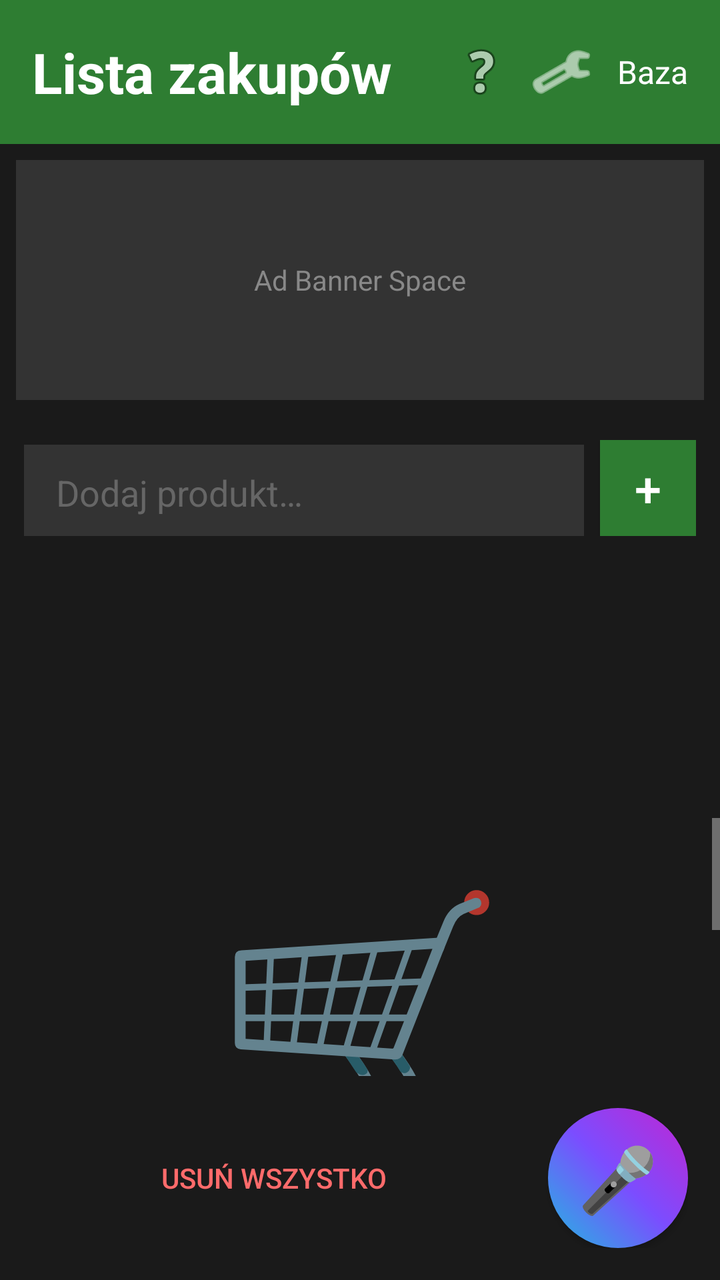
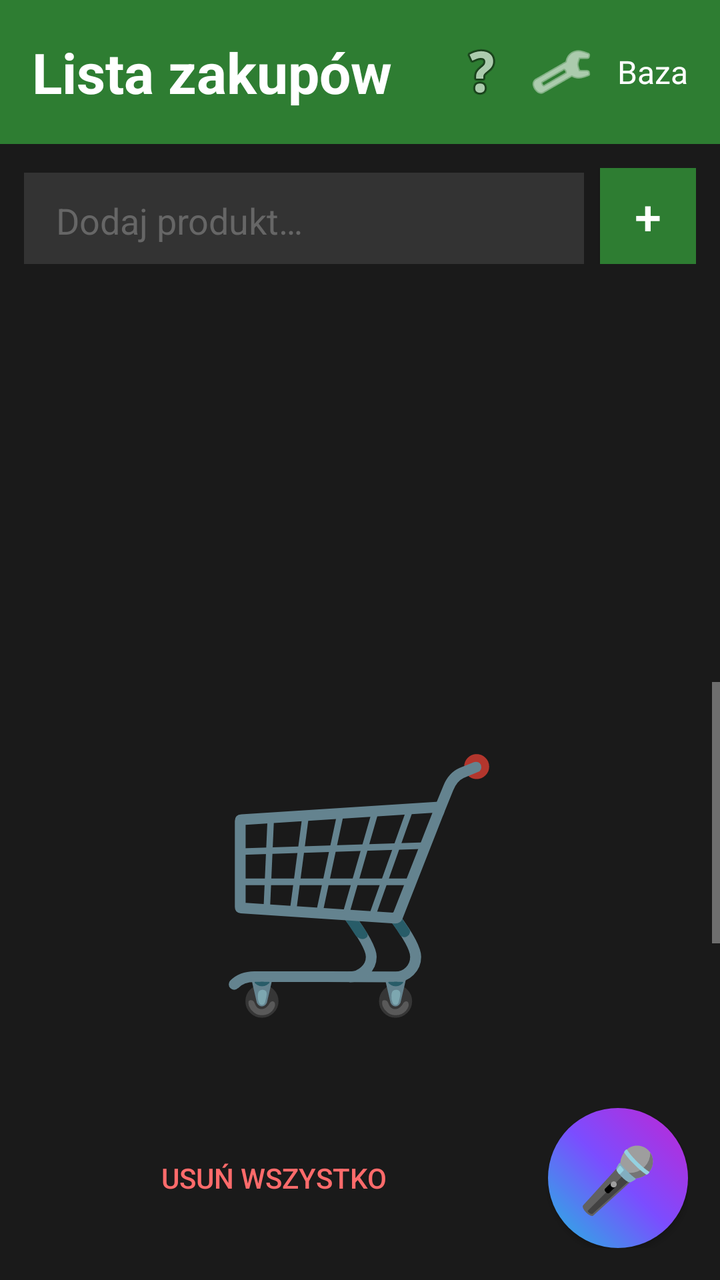

Compare the two renders of this Android layout. The source of the first and the diff that turns it into the second are given below.
<!-- AndroidManifest.xml: application theme Theme.MarkaLista -->
<!-- res/layout/activity_main.xml -->
<?xml version="1.0" encoding="utf-8"?>
<LinearLayout xmlns:android="http://schemas.android.com/apk/res/android"
    android:layout_width="match_parent"
    android:layout_height="match_parent"
    android:orientation="vertical"
    android:background="#1a1a1a">

    <LinearLayout
        android:layout_width="match_parent"
        android:layout_height="wrap_content"
        android:orientation="horizontal"
        android:background="#2E7D32"
        android:padding="16dp"
        android:gravity="center_vertical">
        <TextView
            android:id="@+id/title"
            android:layout_width="0dp"
            android:layout_height="wrap_content"
            android:layout_weight="1"
            android:text="@string/title"
            android:textSize="28sp"
            android:textColor="#FFFFFF"
            android:textStyle="bold" />
        <ImageButton
            android:id="@+id/helpButton"
            android:layout_width="40dp"
            android:layout_height="40dp"
            android:src="@android:drawable/ic_menu_help"
            android:background="?attr/selectableItemBackground"
            android:contentDescription="@string/help" />
        <ImageButton
            android:id="@+id/settingsButton"
            android:layout_width="40dp"
            android:layout_height="40dp"
            android:src="@android:drawable/ic_menu_manage"
            android:background="?attr/selectableItemBackground"
            android:contentDescription="@string/settings"
            android:tint="#FFFFFF" />
        <TextView
            android:id="@+id/bazaButton"
            android:layout_width="wrap_content"
            android:layout_height="wrap_content"
            android:text="@string/base"
            android:textColor="#FFFFFF"
            android:textSize="16sp"
            android:paddingStart="8dp" />
    </LinearLayout>

    <FrameLayout
        android:id="@+id/adBanner"
        android:layout_width="match_parent"
        android:layout_height="120dp"
        android:background="#333333"
        android:layout_margin="8dp">
        <TextView
            android:layout_width="wrap_content"
            android:layout_height="wrap_content"
            android:text="@string/ad_banner"
            android:textColor="#888888"
            android:textSize="14sp"
            android:gravity="center"
            android:layout_gravity="center" />
    </FrameLayout>

    <LinearLayout
        android:layout_width="match_parent"
        android:layout_height="wrap_content"
        android:orientation="horizontal"
        android:padding="12dp"
        android:background="#1a1a1a">
        <EditText
            android:id="@+id/productInput"
            android:layout_width="0dp"
            android:layout_height="48dp"
            android:layout_weight="1"
            android:hint="@string/add_product_hint"
            android:textColor="#FFFFFF"
            android:textColorHint="#666666"
            android:background="#333333"
            android:paddingStart="16dp"
            android:paddingEnd="16dp"
            android:layout_marginEnd="8dp"
            android:inputType="text" />
        <Button
            android:id="@+id/addButton"
            android:layout_width="48dp"
            android:layout_height="48dp"
            android:text="+"
            android:textSize="24sp"
            android:background="#2E7D32"
            android:textColor="#FFFFFF" />
    </LinearLayout>

    <FrameLayout
        android:layout_width="match_parent"
        android:layout_height="0dp"
        android:layout_weight="1">


        <androidx.recyclerview.widget.RecyclerView
            android:id="@+id/productList"
            android:layout_width="match_parent"
            android:layout_height="match_parent"
            android:padding="12dp"
            android:background="#00000000" />
    </FrameLayout>

    <FrameLayout
        android:id="@+id/emptyStateContainer"
        android:layout_width="match_parent"
        android:layout_height="0dp"
        android:layout_weight="1"
        android:visibility="visible">


        <ScrollView
            android:layout_width="match_parent"
            android:layout_height="match_parent">
            <LinearLayout
                android:layout_width="match_parent"
                android:layout_height="wrap_content"
                android:orientation="vertical"
                android:gravity="center_horizontal"
                android:padding="16dp"
                android:paddingBottom="180dp">
            <TextView
                android:id="@+id/cartEmoji"
                android:layout_width="wrap_content"
                android:layout_height="wrap_content"
                android:text="🛒"
                android:textSize="120sp"
                android:layout_marginBottom="16dp" />
            <TextView
                android:layout_width="wrap_content"
                android:layout_height="wrap_content"
                android:text="@string/empty_list"
                android:textColor="#FFFFFF"
                android:textSize="24sp"
                android:textStyle="bold" />
            <TextView
                android:layout_width="wrap_content"
                android:layout_height="wrap_content"
                android:text="@string/empty_message"
                android:textColor="#999999"
                android:textSize="16sp"
                android:layout_marginTop="16dp"
                android:gravity="center" />
            </LinearLayout>
        </ScrollView>
    </FrameLayout>

    <LinearLayout
        android:layout_width="match_parent"
        android:layout_height="wrap_content"
        android:orientation="horizontal"
        android:gravity="center_vertical"
        android:padding="16dp"
        android:paddingBottom="32dp"
        android:background="#1a1a1a">

        <Button
            android:id="@+id/deleteAllButton"
            android:layout_width="0dp"
            android:layout_height="48dp"
            android:layout_weight="1"
            android:text="Usuń wszystko"
            android:textColor="#FF6B6B"
            android:textSize="14sp"
            android:background="?attr/selectableItemBackground"
            android:layout_marginEnd="16dp" />

        <Button
            android:id="@+id/micButton"
            android:layout_width="70dp"
            android:layout_height="70dp"
            android:text="🎤"
            android:textSize="32sp"
            android:background="@drawable/mic_button_bg"
            android:contentDescription="@string/help" />
    </LinearLayout>
</LinearLayout>
<!-- resources referenced by this layout -->
<resources>
  <!-- drawable mic_button_bg (drawable) -->
  <?xml version="1.0" encoding="utf-8"?>
  <shape xmlns:android="http://schemas.android.com/apk/res/android"
      android:shape="oval">
      <gradient
          android:type="linear"
          android:angle="45"
          android:startColor="#22b8e0"
          android:centerColor="#7b4dff"
          android:endColor="#c026d3" />
  </shape>
  <string name="ad_banner">Ad Banner Space</string>
  <string name="add_product_hint">Dodaj produkt…</string>
  <string name="base">Baza</string>
  <string name="empty_list">Lista jest pusta</string>
  <string name="empty_message">Przytrzymaj mikrofon i powiedz, co kupić, albo wpisz u góry.</string>
  <string name="help">Pomoc</string>
  <string name="settings">Ustawienia</string>
  <string name="title">Lista zakupów</string>
  <style name="Theme.MarkaLista" parent="Theme.AppCompat.NoActionBar">
          <item name="colorPrimary">@color/black</item>
          <item name="colorPrimaryDark">@color/black</item>
          <item name="colorAccent">@color/red</item>
      </style>
  <color name="black">#1a1a1a</color>
  <color name="red">#FF0000</color>
</resources>

<!-- the commit's change to res/layout/activity_main.xml (unified diff, before → after) -->
@@ -45,22 +45,6 @@
             android:textSize="16sp"
             android:paddingStart="8dp" />
     </LinearLayout>
-
-    <FrameLayout
-        android:id="@+id/adBanner"
-        android:layout_width="match_parent"
-        android:layout_height="120dp"
-        android:background="#333333"
-        android:layout_margin="8dp">
-        <TextView
-            android:layout_width="wrap_content"
-            android:layout_height="wrap_content"
-            android:text="@string/ad_banner"
-            android:textColor="#888888"
-            android:textSize="14sp"
-            android:gravity="center"
-            android:layout_gravity="center" />
-    </FrameLayout>
 
     <LinearLayout
         android:layout_width="match_parent"
<!-- resource entries referenced after the edit -->
@@ -11,7 +11,6 @@
           android:centerColor="#7b4dff"
           android:endColor="#c026d3" />
   </shape>
-  <string name="ad_banner">Ad Banner Space</string>
   <string name="add_product_hint">Dodaj produkt…</string>
   <string name="base">Baza</string>
   <string name="empty_list">Lista jest pusta</string>
